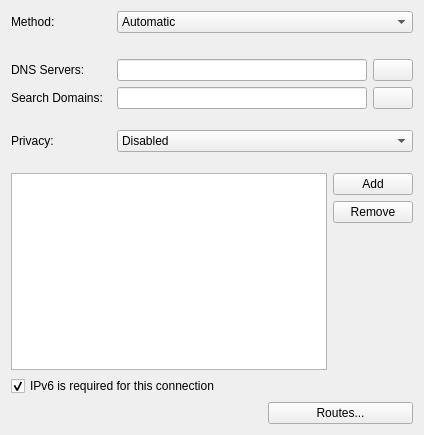
Qt form lib/editor/ui/ipv6.ui (KDE/plasma-nm) before a commit.
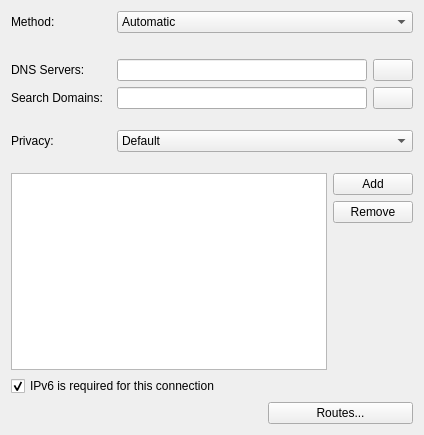
The same form after that commit. Icons and pictures are not drawn. Custom widgets are drawn as their Qt base class.

Commit message:
Set default value for IPv6 privacy as unset NM's connection editor doesn't have this option and doesn't set this property manually, so we should behave similarly and do not set any default value and leave it to users.
BUG:329315

The edit to the form file:
```diff
--- a/lib/editor/ui/ipv6.ui
+++ b/lib/editor/ui/ipv6.ui
@@ -328,6 +328,11 @@
    </item>
    <item row="5" column="1" colspan="2">
     <widget class="KComboBox" name="privacyCombo">
+     <item>
+      <property name="text">
+       <string>Default</string>
+      </property>
+     </item>
      <item>
       <property name="text">
        <string comment="privacy disabled">Disabled</string>
```
The commit also changes 1 other file.
